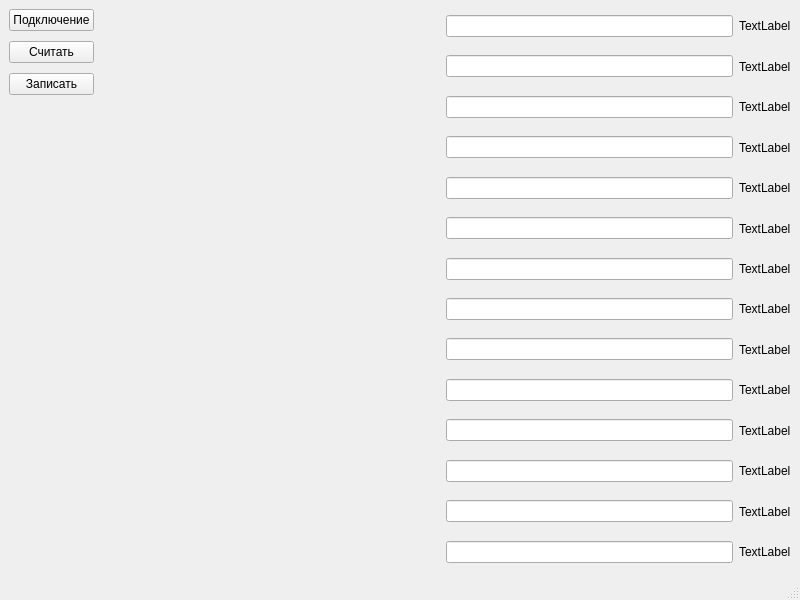
postrstk/dump_project1, file mainwindow.ui: the form before one commit.
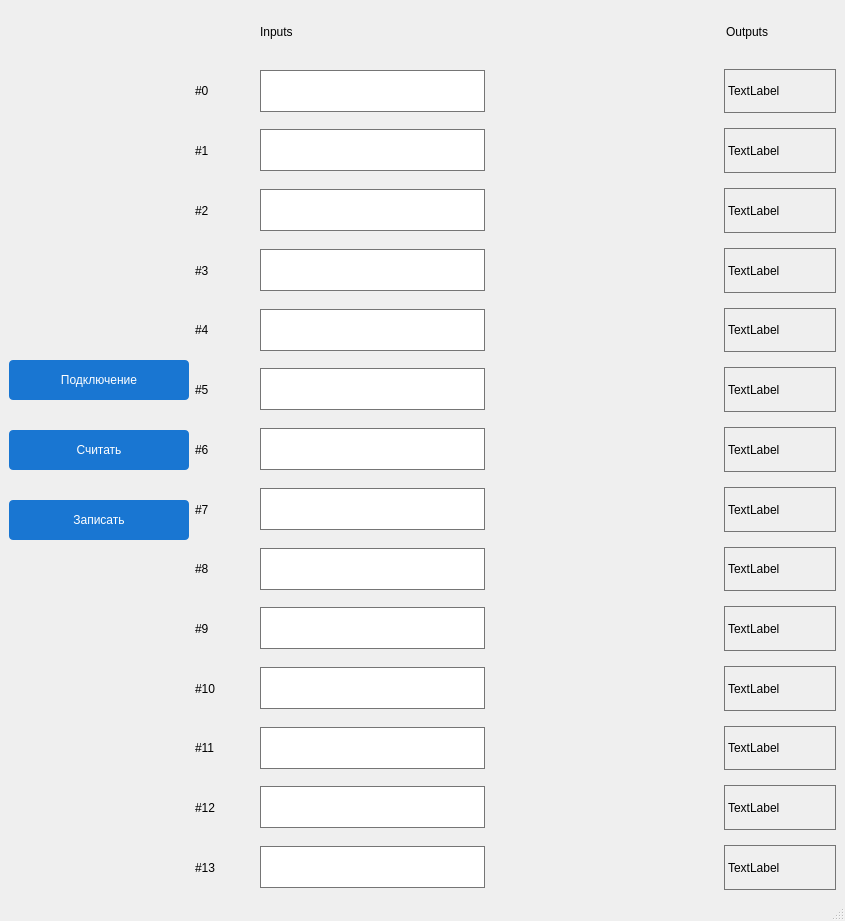
The form after the commit.

```diff
--- a/mainwindow.ui
+++ b/mainwindow.ui
@@ -6,20 +6,66 @@
    <rect>
     <x>0</x>
     <y>0</y>
-    <width>800</width>
-    <height>600</height>
+    <width>845</width>
+    <height>921</height>
    </rect>
   </property>
   <property name="windowTitle">
    <string>MainWindow</string>
   </property>
   <widget class="QWidget" name="centralwidget">
-   <layout class="QHBoxLayout" name="horizontalLayout_15">
+   <property name="styleSheet">
+    <string notr="true">QPushButton {
+    border-radius: 4px;
+	background-color: rgb(25, 118, 210);
+    min-width: 180px;
+	min-height: 40px;
+	
+	
+	color: rgb(255, 255, 255);
+
+	font: 14pt &quot;MS Shell Dlg 2&quot;;
+}
+QPushButton:hovered {
+background-color: rgb(21, 101, 192);
+}
+QPushButton:pressed {
+	background-color: rgb(30, 136, 229);
+}
+
+QLabel{
+border: 1px solid #757575;
+min-width: 110px;
+min-height: 30px;
+
+font: 10pt &quot;MS Shell Dlg 2&quot;;
+}
+QLineEdit {
+border: 1px solid #757575;
+min-width: 110px;
+min-height: 40px;
+font: 10pt &quot;MS Shell Dlg 2&quot;;
+}</string>
+   </property>
+   <layout class="QHBoxLayout" name="horizontalLayout_16">
     <item>
      <layout class="QVBoxLayout" name="verticalLayout">
       <property name="spacing">
-       <number>10</number>
+       <number>30</number>
       </property>
+      <item>
+       <spacer name="verticalSpacer_2">
+        <property name="orientation">
+         <enum>Qt::Vertical</enum>
+        </property>
+        <property name="sizeHint" stdset="0">
+         <size>
+          <width>20</width>
+          <height>40</height>
+         </size>
+        </property>
+       </spacer>
+      </item>
       <item>
        <widget class="QPushButton" name="button_connect">
         <property name="text">
@@ -56,26 +102,139 @@
       </item>
      </layout>
     </item>
-    <item>
-     <spacer name="horizontalSpacer">
-      <property name="orientation">
-       <enum>Qt::Horizontal</enum>
-      </property>
-      <property name="sizeHint" stdset="0">
-       <size>
-        <width>40</width>
-        <height>20</height>
-       </size>
-      </property>
-     </spacer>
-    </item>
     <item>
      <layout class="QVBoxLayout" name="verticalLayout_2">
+      <property name="spacing">
+       <number>15</number>
+      </property>
+      <item>
+       <layout class="QHBoxLayout" name="horizontalLayout_15">
+        <item>
+         <widget class="QLabel" name="label_17">
+          <property name="styleSheet">
+           <string notr="true">QLabel {
+border: 0px;
+min-width:50px;
+max-width:50px;
+}</string>
+          </property>
+          <property name="text">
+           <string/>
+          </property>
+         </widget>
+        </item>
+        <item>
+         <widget class="QLabel" name="label_15">
+          <property name="styleSheet">
+           <string notr="true">QLabel{
+border: 0px;
+	font: 75 12pt &quot;MS Shell Dlg 2&quot;;
+}</string>
+          </property>
+          <property name="text">
+           <string>Inputs</string>
+          </property>
+         </widget>
+        </item>
+        <item>
+         <spacer name="horizontalSpacer_16">
+          <property name="orientation">
+           <enum>Qt::Horizontal</enum>
+          </property>
+          <property name="sizeHint" stdset="0">
+           <size>
+            <width>40</width>
+            <height>20</height>
+           </size>
+          </property>
+         </spacer>
+        </item>
+        <item>
+         <widget class="QLabel" name="label_16">
+          <property name="styleSheet">
+           <string notr="true">QLabel{
+border: 0px;
+	font: 75 12pt &quot;MS Shell Dlg 2&quot;;
+}</string>
+          </property>
+          <property name="text">
+           <string>Outputs</string>
+          </property>
+         </widget>
+        </item>
+       </layout>
+      </item>
       <item>
        <layout class="QHBoxLayout" name="horizontalLayout_14">
         <item>
+         <widget class="QLabel" name="label">
+          <property name="styleSheet">
+           <string notr="true">QLabel {
+border: 0px;
+min-width:50px;
+}</string>
+          </property>
+          <property name="text">
+           <string>#0</string>
+          </property>
+         </widget>
+        </item>
+        <item>
+         <widget class="QLineEdit" name="input_0"/>
+        </item>
+        <item>
+         <spacer name="horizontalSpacer_5">
+          <property name="orientation">
+           <enum>Qt::Horizontal</enum>
+          </property>
+          <property name="sizeHint" stdset="0">
+           <size>
+            <width>40</width>
+            <height>20</height>
+           </size>
+          </property>
+         </spacer>
+        </item>
+        <item>
+         <widget class="QLabel" name="output_0">
+          <property name="text">
+           <string>TextLabel</string>
+          </property>
+         </widget>
+        </item>
+       </layout>
+      </item>
+      <item>
+       <layout class="QHBoxLayout" name="horizontalLayout_13">
+        <item>
+         <widget class="QLabel" name="label_2">
+          <property name="styleSheet">
+           <string notr="true">QLabel {
+border: 0px;
+min-width:50px;
+}</string>
+          </property>
+          <property name="text">
+           <string>#1</string>
+          </property>
+         </widget>
+        </item>
+        <item>
          <widget class="QLineEdit" name="input_1"/>
         </item>
+        <item>
+         <spacer name="horizontalSpacer_4">
+          <property name="orientation">
+           <enum>Qt::Horizontal</enum>
+          </property>
+          <property name="sizeHint" stdset="0">
+           <size>
+            <width>40</width>
+            <height>20</height>
+           </size>
+          </property>
+         </spacer>
+        </item>
         <item>
          <widget class="QLabel" name="output_1">
           <property name="text">
@@ -86,10 +245,36 @@
        </layout>
       </item>
       <item>
-       <layout class="QHBoxLayout" name="horizontalLayout_13">
+       <layout class="QHBoxLayout" name="horizontalLayout_12">
+        <item>
+         <widget class="QLabel" name="label_3">
+          <property name="styleSheet">
+           <string notr="true">QLabel {
+border: 0px;
+min-width:50px;
+}</string>
+          </property>
+          <property name="text">
+           <string>#2</string>
+          </property>
+         </widget>
+        </item>
         <item>
          <widget class="QLineEdit" name="input_2"/>
         </item>
+        <item>
+         <spacer name="horizontalSpacer_3">
+          <property name="orientation">
+           <enum>Qt::Horizontal</enum>
+          </property>
+          <property name="sizeHint" stdset="0">
+           <size>
+            <width>40</width>
+            <height>20</height>
+           </size>
+          </property>
+         </spacer>
+        </item>
         <item>
          <widget class="QLabel" name="output_2">
           <property name="text">
@@ -99,27 +284,39 @@
         </item>
        </layout>
       </item>
-      <item>
-       <layout class="QHBoxLayout" name="horizontalLayout_12">
-        <item>
-         <widget class="QLineEdit" name="input_5"/>
-        </item>
-        <item>
-         <widget class="QLabel" name="output_3">
-          <property name="text">
-           <string>TextLabel</string>
-          </property>
-         </widget>
-        </item>
-       </layout>
-      </item>
       <item>
        <layout class="QHBoxLayout" name="horizontalLayout_11">
+        <item>
+         <widget class="QLabel" name="label_4">
+          <property name="styleSheet">
+           <string notr="true">QLabel {
+border: 0px;
+min-width:50px;
+}</string>
+          </property>
+          <property name="text">
+           <string>#3</string>
+          </property>
+         </widget>
+        </item>
         <item>
          <widget class="QLineEdit" name="input_3"/>
         </item>
         <item>
-         <widget class="QLabel" name="output_4">
+         <spacer name="horizontalSpacer_2">
+          <property name="orientation">
+           <enum>Qt::Horizontal</enum>
+          </property>
+          <property name="sizeHint" stdset="0">
+           <size>
+            <width>40</width>
+            <height>20</height>
+           </size>
+          </property>
+         </spacer>
+        </item>
+        <item>
+         <widget class="QLabel" name="output_3">
           <property name="text">
            <string>TextLabel</string>
           </property>
@@ -130,10 +327,36 @@
       <item>
        <layout class="QHBoxLayout" name="horizontalLayout_10">
         <item>
-         <widget class="QLineEdit" name="input_13"/>
+         <widget class="QLabel" name="label_5">
+          <property name="styleSheet">
+           <string notr="true">QLabel {
+border: 0px;
+min-width:50px;
+}</string>
+          </property>
+          <property name="text">
+           <string>#4</string>
+          </property>
+         </widget>
         </item>
         <item>
-         <widget class="QLabel" name="output_5">
+         <widget class="QLineEdit" name="input_4"/>
+        </item>
+        <item>
+         <spacer name="horizontalSpacer_6">
+          <property name="orientation">
+           <enum>Qt::Horizontal</enum>
+          </property>
+          <property name="sizeHint" stdset="0">
+           <size>
+            <width>40</width>
+            <height>20</height>
+           </size>
+          </property>
+         </spacer>
+        </item>
+        <item>
+         <widget class="QLabel" name="output_4">
           <property name="text">
            <string>TextLabel</string>
           </property>
@@ -144,10 +367,36 @@
       <item>
        <layout class="QHBoxLayout" name="horizontalLayout_9">
         <item>
-         <widget class="QLineEdit" name="input_7"/>
+         <widget class="QLabel" name="label_6">
+          <property name="styleSheet">
+           <string notr="true">QLabel {
+border: 0px;
+min-width:50px;
+}</string>
+          </property>
+          <property name="text">
+           <string>#5</string>
+          </property>
+         </widget>
         </item>
         <item>
-         <widget class="QLabel" name="output_6">
+         <widget class="QLineEdit" name="input_5"/>
+        </item>
+        <item>
+         <spacer name="horizontalSpacer_7">
+          <property name="orientation">
+           <enum>Qt::Horizontal</enum>
+          </property>
+          <property name="sizeHint" stdset="0">
+           <size>
+            <width>40</width>
+            <height>20</height>
+           </size>
+          </property>
+         </spacer>
+        </item>
+        <item>
+         <widget class="QLabel" name="output_5">
           <property name="text">
            <string>TextLabel</string>
           </property>
@@ -158,10 +407,36 @@
       <item>
        <layout class="QHBoxLayout" name="horizontalLayout_8">
         <item>
-         <widget class="QLineEdit" name="input_9"/>
+         <widget class="QLabel" name="label_7">
+          <property name="styleSheet">
+           <string notr="true">QLabel {
+border: 0px;
+min-width:50px;
+}</string>
+          </property>
+          <property name="text">
+           <string>#6</string>
+          </property>
+         </widget>
         </item>
         <item>
-         <widget class="QLabel" name="output_7">
+         <widget class="QLineEdit" name="input_6"/>
+        </item>
+        <item>
+         <spacer name="horizontalSpacer_8">
+          <property name="orientation">
+           <enum>Qt::Horizontal</enum>
+          </property>
+          <property name="sizeHint" stdset="0">
+           <size>
+            <width>40</width>
+            <height>20</height>
+           </size>
+          </property>
+         </spacer>
+        </item>
+        <item>
+         <widget class="QLabel" name="output_6">
           <property name="text">
            <string>TextLabel</string>
           </property>
@@ -172,10 +447,36 @@
       <item>
        <layout class="QHBoxLayout" name="horizontalLayout_7">
         <item>
-         <widget class="QLineEdit" name="input_14"/>
+         <widget class="QLabel" name="label_8">
+          <property name="styleSheet">
+           <string notr="true">QLabel {
+border: 0px;
+min-width:50px;
+}</string>
+          </property>
+          <property name="text">
+           <string>#7</string>
+          </property>
+         </widget>
         </item>
         <item>
-         <widget class="QLabel" name="output_8">
+         <widget class="QLineEdit" name="input_7"/>
+        </item>
+        <item>
+         <spacer name="horizontalSpacer_9">
+          <property name="orientation">
+           <enum>Qt::Horizontal</enum>
+          </property>
+          <property name="sizeHint" stdset="0">
+           <size>
+            <width>40</width>
+            <height>20</height>
+           </size>
+          </property>
+         </spacer>
+        </item>
+        <item>
+         <widget class="QLabel" name="output_7">
           <property name="text">
            <string>TextLabel</string>
           </property>
@@ -186,10 +487,36 @@
       <item>
        <layout class="QHBoxLayout" name="horizontalLayout_6">
         <item>
-         <widget class="QLineEdit" name="input_12"/>
+         <widget class="QLabel" name="label_9">
+          <property name="styleSheet">
+           <string notr="true">QLabel {
+border: 0px;
+min-width:50px;
+}</string>
+          </property>
+          <property name="text">
+           <string>#8</string>
+          </property>
+         </widget>
         </item>
         <item>
-         <widget class="QLabel" name="output_9">
+         <widget class="QLineEdit" name="input_8"/>
+        </item>
+        <item>
+         <spacer name="horizontalSpacer_10">
+          <property name="orientation">
+           <enum>Qt::Horizontal</enum>
+          </property>
+          <property name="sizeHint" stdset="0">
+           <size>
+            <width>40</width>
+            <height>20</height>
+           </size>
+          </property>
+         </spacer>
+        </item>
+        <item>
+         <widget class="QLabel" name="output_8">
           <property name="text">
            <string>TextLabel</string>
           </property>
@@ -200,8 +527,74 @@
       <item>
        <layout class="QHBoxLayout" name="horizontalLayout_5">
         <item>
+         <widget class="QLabel" name="label_10">
+          <property name="styleSheet">
+           <string notr="true">QLabel {
+border: 0px;
+min-width:50px;
+}</string>
+          </property>
+          <property name="text">
+           <string>#9</string>
+          </property>
+         </widget>
+        </item>
+        <item>
+         <widget class="QLineEdit" name="input_9"/>
+        </item>
+        <item>
+         <spacer name="horizontalSpacer_11">
+          <property name="orientation">
+           <enum>Qt::Horizontal</enum>
+          </property>
+          <property name="sizeHint" stdset="0">
+           <size>
+            <width>40</width>
+            <height>20</height>
+           </size>
+          </property>
+         </spacer>
+        </item>
+        <item>
+         <widget class="QLabel" name="output_9">
+          <property name="text">
+           <string>TextLabel</string>
+          </property>
+         </widget>
+        </item>
+       </layout>
+      </item>
+      <item>
+       <layout class="QHBoxLayout" name="horizontalLayout_4">
+        <item>
+         <widget class="QLabel" name="label_11">
+          <property name="styleSheet">
+           <string notr="true">QLabel {
+border: 0px;
+min-width:50px;
+}</string>
+          </property>
+          <property name="text">
+           <string>#10</string>
+          </property>
+         </widget>
+        </item>
+        <item>
          <widget class="QLineEdit" name="input_10"/>
         </item>
+        <item>
+         <spacer name="horizontalSpacer_12">
+          <property name="orientation">
+           <enum>Qt::Horizontal</enum>
+          </property>
+          <property name="sizeHint" stdset="0">
+           <size>
+            <width>40</width>
+            <height>20</height>
+           </size>
+          </property>
+         </spacer>
+        </item>
         <item>
          <widget class="QLabel" name="output_10">
           <property name="text">
@@ -211,27 +604,39 @@
         </item>
        </layout>
       </item>
-      <item>
-       <layout class="QHBoxLayout" name="horizontalLayout_4">
-        <item>
-         <widget class="QLineEdit" name="input_6"/>
-        </item>
-        <item>
-         <widget class="QLabel" name="output_11">
-          <property name="text">
-           <string>TextLabel</string>
-          </property>
-         </widget>
-        </item>
-       </layout>
-      </item>
       <item>
        <layout class="QHBoxLayout" name="horizontalLayout_3">
+        <item>
+         <widget class="QLabel" name="label_12">
+          <property name="styleSheet">
+           <string notr="true">QLabel {
+border: 0px;
+min-width:50px;
+}</string>
+          </property>
+          <property name="text">
+           <string>#11</string>
+          </property>
+         </widget>
+        </item>
         <item>
          <widget class="QLineEdit" name="input_11"/>
         </item>
         <item>
-         <widget class="QLabel" name="output_12">
+         <spacer name="horizontalSpacer_13">
+          <property name="orientation">
+           <enum>Qt::Horizontal</enum>
+          </property>
+          <property name="sizeHint" stdset="0">
+           <size>
+            <width>40</width>
+            <height>20</height>
+           </size>
+          </property>
+         </spacer>
+        </item>
+        <item>
+         <widget class="QLabel" name="output_11">
           <property name="text">
            <string>TextLabel</string>
           </property>
@@ -242,10 +647,36 @@
       <item>
        <layout class="QHBoxLayout" name="horizontalLayout_2">
         <item>
-         <widget class="QLineEdit" name="input_8"/>
+         <widget class="QLabel" name="label_13">
+          <property name="styleSheet">
+           <string notr="true">QLabel {
+border: 0px;
+min-width:50px;
+}</string>
+          </property>
+          <property name="text">
+           <string>#12</string>
+          </property>
+         </widget>
         </item>
         <item>
-         <widget class="QLabel" name="output_14">
+         <widget class="QLineEdit" name="input_12"/>
+        </item>
+        <item>
+         <spacer name="horizontalSpacer_14">
+          <property name="orientation">
+           <enum>Qt::Horizontal</enum>
+          </property>
+          <property name="sizeHint" stdset="0">
+           <size>
+            <width>40</width>
+            <height>20</height>
+           </size>
+          </property>
+         </spacer>
+        </item>
+        <item>
+         <widget class="QLabel" name="output_12">
           <property name="text">
            <string>TextLabel</string>
           </property>
@@ -256,7 +687,33 @@
       <item>
        <layout class="QHBoxLayout" name="horizontalLayout">
         <item>
-         <widget class="QLineEdit" name="input_4"/>
+         <widget class="QLabel" name="label_14">
+          <property name="styleSheet">
+           <string notr="true">QLabel {
+border: 0px;
+min-width:50px;
+}</string>
+          </property>
+          <property name="text">
+           <string>#13</string>
+          </property>
+         </widget>
+        </item>
+        <item>
+         <widget class="QLineEdit" name="input_13"/>
+        </item>
+        <item>
+         <spacer name="horizontalSpacer_15">
+          <property name="orientation">
+           <enum>Qt::Horizontal</enum>
+          </property>
+          <property name="sizeHint" stdset="0">
+           <size>
+            <width>40</width>
+            <height>20</height>
+           </size>
+          </property>
+         </spacer>
         </item>
         <item>
          <widget class="QLabel" name="output_13">
```
Left out of the diff: 4 changed lines with no effect on the pictures.
